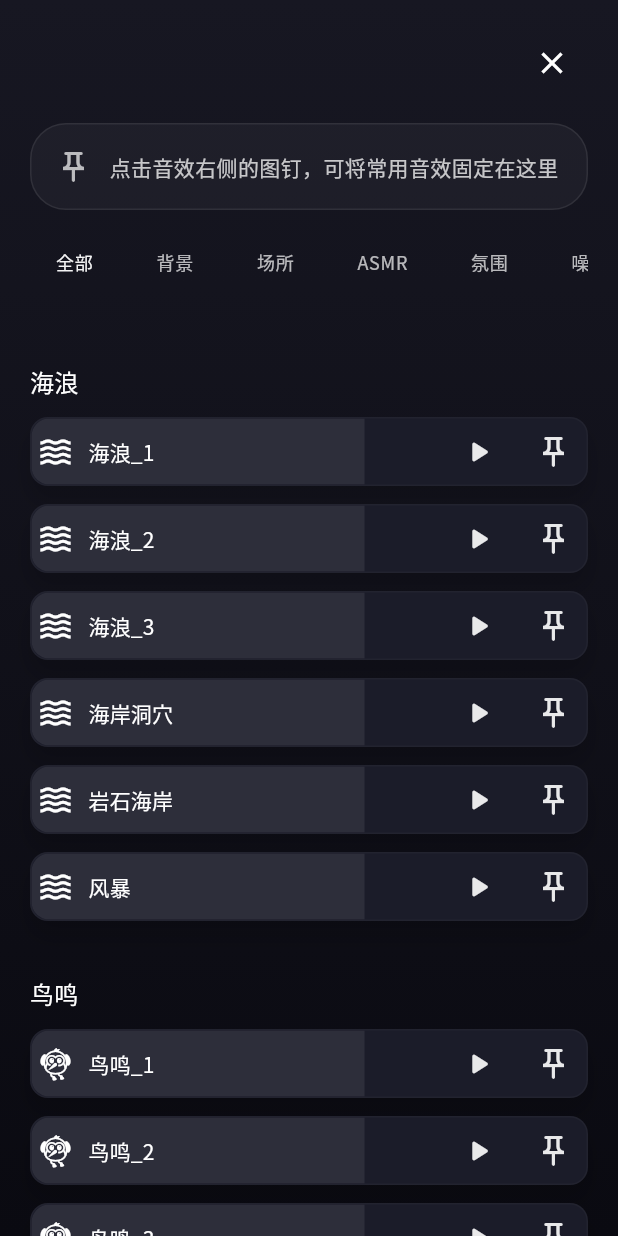
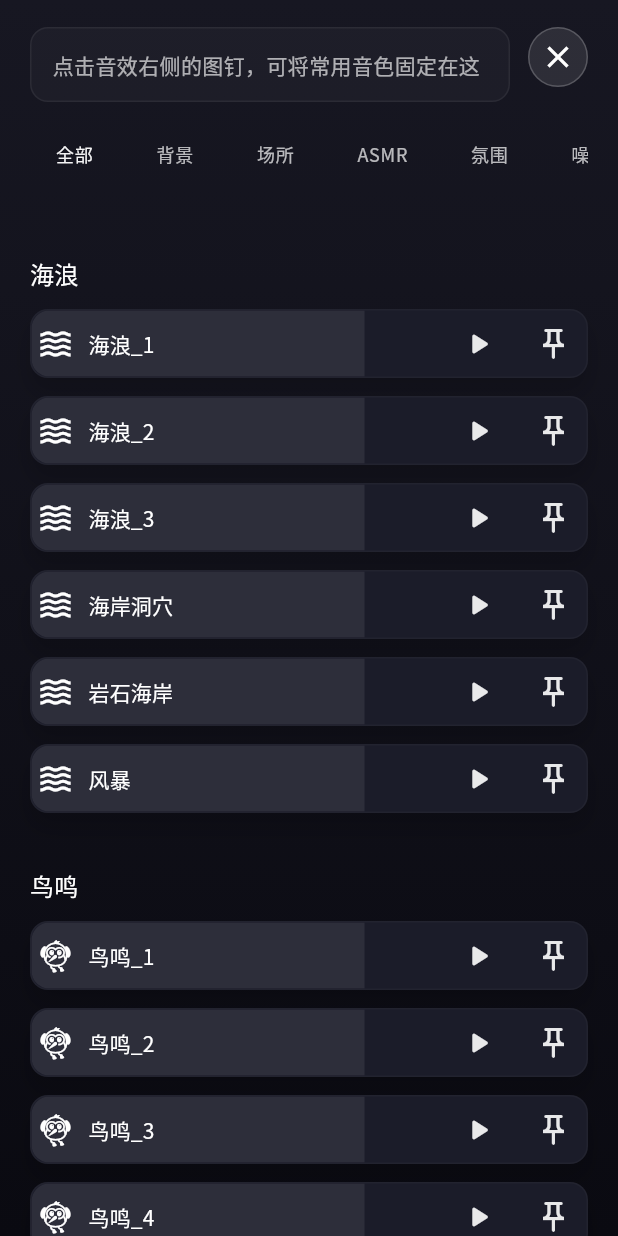
Before and after one commit to Clowrain/sound_box, a Flutter app: the SoundsPage screen opened by its route, on a phone screen of 412 x 824 dp. Run offline on Flutter 3.47's test engine with Material 3 defaults, Android fonts, the phone set to English and light mode, and no system bars; project files that could hold a hidden picture were left out.

Commit message:
fix: 修复固定头部样式

```diff
--- a/lib/features/sounds/sounds_page.dart
+++ b/lib/features/sounds/sounds_page.dart
@@ -158,18 +158,20 @@ class _SoundsPageState extends State<SoundsPage> {
                     crossAxisAlignment: CrossAxisAlignment.stretch,
                     children: [
                       Row(
+                        crossAxisAlignment: CrossAxisAlignment.start,
                         children: [
-                          const Spacer(),
+                          Expanded(
+                            child: _PinnedSoundStrip(
+                              variants: pinnedVariants,
+                              onUnpin: _handlePinnedVariantTap,
+                            ),
+                          ),
+                          const SizedBox(width: 12),
                           _GhostButton(
                             icon: Icons.close,
                             onPressed: () => Navigator.of(context).maybePop(),
                           ),
                         ],
-                      ),
-                      const SizedBox(height: 16),
-                      _PinnedSoundStrip(
-                        variants: pinnedVariants,
-                        onUnpin: _handlePinnedVariantTap,
                       ),
                       if (categoryOptions.isNotEmpty) ...[
                         const SizedBox(height: 16),
@@ -257,37 +259,58 @@ class _PinnedSoundStrip extends StatelessWidget {
 
   @override
   Widget build(BuildContext context) {
-    if (variants.isEmpty) {
-      return Container(
-        padding: const EdgeInsets.all(16),
-        decoration: BoxDecoration(
-          color: Colors.white.withValues(alpha: 0.04),
-          borderRadius: BorderRadius.circular(24),
-          border: Border.all(color: Colors.white.withValues(alpha: 0.08)),
-        ),
-        child: Row(
-          children: [
-            const Icon(Icons.push_pin_outlined, color: Colors.white70),
-            const SizedBox(width: 12),
-            Expanded(
-              child: Text(
-                '点击音效右侧的图钉，可将常用音效固定在这里',
-                style: Theme.of(context).textTheme.bodyMedium?.copyWith(
-                  color: Colors.white.withValues(alpha: 0.75),
-                ),
-              ),
-            ),
-          ],
+    return AnimatedSwitcher(
+      duration: const Duration(milliseconds: 280),
+      switchInCurve: Curves.easeOut,
+      switchOutCurve: Curves.easeIn,
+      child: variants.isEmpty
+          ? const _PinnedHint()
+          : _PinnedList(
+              key: const ValueKey('pinned_list'),
+              variants: variants,
+              onUnpin: onUnpin,
             ),
     );
   }
+}
 
+class _PinnedHint extends StatelessWidget {
+  const _PinnedHint();
+
+  @override
+  Widget build(BuildContext context) {
+    return Container(
+      padding: const EdgeInsets.all(14),
+      decoration: BoxDecoration(
+        color: Colors.white.withValues(alpha: 0.03),
+        borderRadius: BorderRadius.circular(12),
+        border: Border.all(color: Colors.white.withValues(alpha: 0.06)),
+      ),
+      child: Text(
+        '点击音效右侧的图钉，可将常用音色固定在这里',
+        maxLines: 1,
+        style: Theme.of(context).textTheme.bodyMedium?.copyWith(
+          color: Colors.white.withValues(alpha: 0.65),
+        ),
+      ),
+    );
+  }
+}
+
+class _PinnedList extends StatelessWidget {
+  const _PinnedList({super.key, required this.variants, required this.onUnpin});
+
+  final List<_SoundVariantEntry> variants;
+  final ValueChanged<_SoundVariantEntry> onUnpin;
+
+  @override
+  Widget build(BuildContext context) {
     return SizedBox(
-      height: 96,
+      height: 50,
       child: ListView.separated(
         scrollDirection: Axis.horizontal,
         itemCount: variants.length,
-        separatorBuilder: (_, __) => const SizedBox(width: 12),
+        separatorBuilder: (_, __) => const SizedBox(width: 8),
         itemBuilder: (context, index) {
           final entry = variants[index];
           final sound = entry.sound;
@@ -301,8 +324,8 @@ class _PinnedSoundStrip extends StatelessWidget {
                 clipBehavior: Clip.none,
                 children: [
                   Container(
-                    width: 60,
-                    height: 60,
+                    width: 32,
+                    height: 32,
                     decoration: BoxDecoration(
                       color: Colors.white.withValues(alpha: 0.08),
                       shape: BoxShape.circle,
@@ -310,20 +333,16 @@ class _PinnedSoundStrip extends StatelessWidget {
                         color: Colors.white.withValues(alpha: 0.15),
                       ),
                     ),
-                    child: Icon(
-                      entry.sound.icon,
-                      color: Colors.white,
-                      size: 30,
-                    ),
+                    child: Icon(sound.icon, color: Colors.white, size: 16),
                   ),
                   Positioned(
-                    right: -6,
-                    top: -6,
+                    right: -4,
+                    top: -4,
                     child: GestureDetector(
                       onTap: () => onUnpin(entry),
                       child: Container(
-                        width: 24,
-                        height: 24,
+                        width: 18,
+                        height: 18,
                         decoration: BoxDecoration(
                           color: Colors.black.withValues(alpha: 0.8),
                           shape: BoxShape.circle,
@@ -333,7 +352,7 @@ class _PinnedSoundStrip extends StatelessWidget {
                         ),
                         child: const Icon(
                           Icons.close,
-                          size: 14,
+                          size: 10,
                           color: Colors.white,
                         ),
                       ),
@@ -341,9 +360,9 @@ class _PinnedSoundStrip extends StatelessWidget {
                   ),
                 ],
               ),
-              const SizedBox(height: 6),
+              const SizedBox(height: 2),
               SizedBox(
-                width: 68,
+                width: 48,
                 child: Text(
                   label,
                   maxLines: 1,
@@ -499,18 +518,21 @@ class _GhostButton extends StatelessWidget {
 
   @override
   Widget build(BuildContext context) {
-    return InkWell(
+    return Material(
+      color: Colors.transparent,
+      child: InkWell(
         onTap: onPressed,
-      borderRadius: BorderRadius.circular(24),
+        borderRadius: BorderRadius.circular(999),
         child: Ink(
-        width: 48,
-        height: 48,
+          width: 40,
+          height: 40,
           decoration: BoxDecoration(
-          color: Colors.white.withValues(alpha: 0.04),
+            color: Colors.white.withValues(alpha: 0.1),
             shape: BoxShape.circle,
-          border: Border.all(color: Colors.white.withValues(alpha: 0.1)),
+            border: Border.all(color: Colors.white.withValues(alpha: 0.2)),
           ),
           child: Icon(icon, color: Colors.white),
+        ),
       ),
     );
   }
```
Lines whose indentation alone changed are shown as unchanged.
